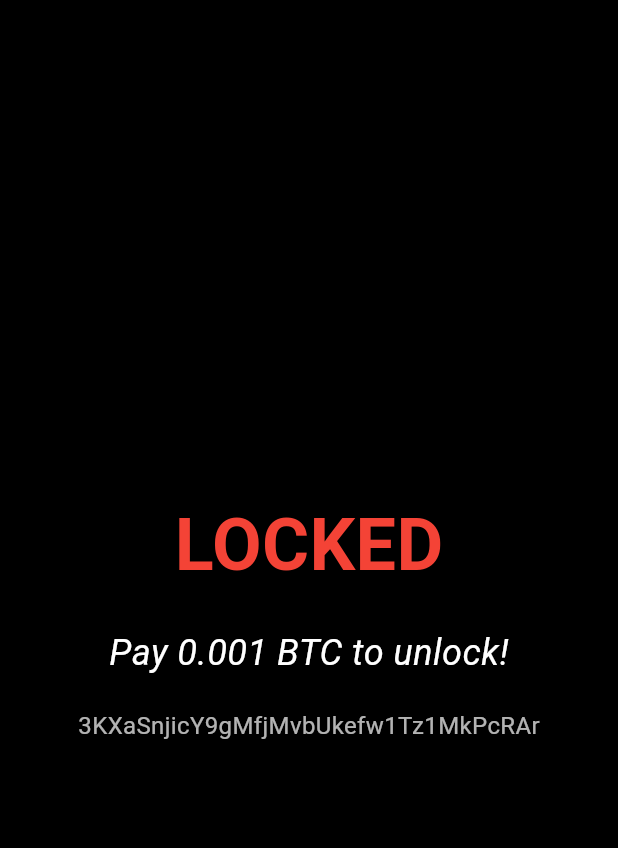
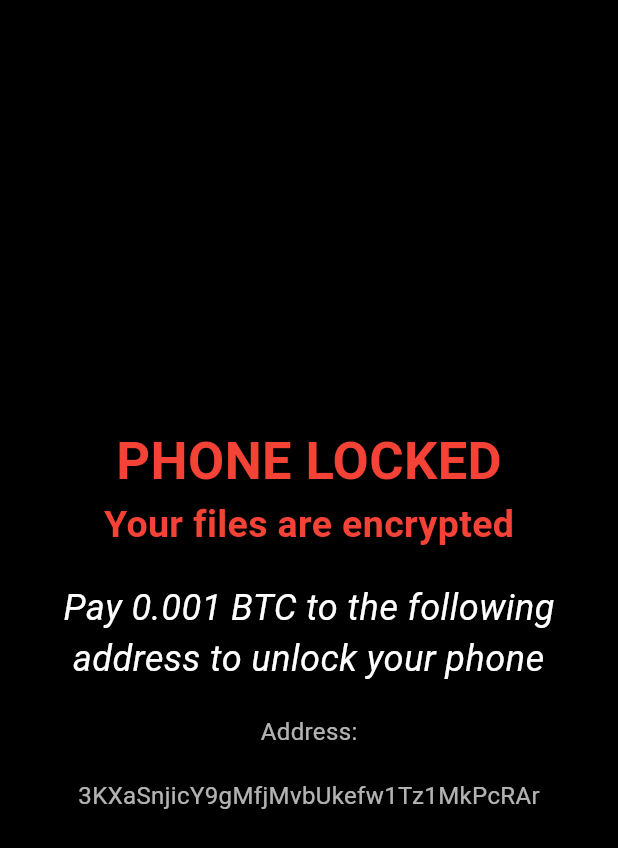
Before and after one commit to Michel0301/studyApp, a Flutter app: the LockedScreen screen opened directly, on a phone screen of 412 x 824 dp. Shown: the top 848 px of the screen. Run offline on Flutter 3.47's test engine with Material 3 defaults, Android fonts, the light colour scheme and no system bars; our stand-ins replace audioplayers, flutter_local_notifications.

Commit message:
removed buttom UI from screen at bitcoin lock screen, updated text

```diff
--- a/lib/alarm_page.dart
+++ b/lib/alarm_page.dart
@@ -1,8 +1,8 @@
 import 'dart:math';
 import 'package:flutter/material.dart';
 import 'package:audioplayers/audioplayers.dart';
+import 'package:flutter/services.dart';
 
-/// Tracks how many times the alarm has triggered.
 int _alarmTriggerCount = 0;
 bool get _isLocked => _alarmTriggerCount >= 3;
 
@@ -35,11 +35,10 @@ class _AlarmPageState extends State<AlarmPage> {
   @override
   void initState() {
     super.initState();
-    // If we are not locked yet, increment the alarm count.
+    // If not locked yet, increment alarm count.
     if (!_isLocked) {
       _alarmTriggered();
     }
-    // Pick a random funny message.
     motivationalMessage = messages[Random().nextInt(messages.length)];
     playAlarm();
   }
@@ -56,11 +55,9 @@ class _AlarmPageState extends State<AlarmPage> {
 
   @override
   Widget build(BuildContext context) {
-    // If locked, show the locked overlay.
     if (_isLocked) {
       return const LockedScreen();
     }
-    // Otherwise, show normal alarm screen.
     return Scaffold(
       backgroundColor: Colors.redAccent,
       body: Center(
@@ -112,11 +109,31 @@ class _LockedScreenState extends State<LockedScreen> {
   int tapCount = 0;
   DateTime? firstTapTime;
 
+  @override
+  void initState() {
+    super.initState();
+    // Hide system UI to simulate a "lock".
+    SystemChrome.setEnabledSystemUIMode(SystemUiMode.immersiveSticky);
+  }
+
+  @override
+  void dispose() {
+    // Restore system UI when leaving.
+    SystemChrome.setEnabledSystemUIMode(SystemUiMode.edgeToEdge);
+    super.dispose();
+  }
+
+  /// Disable the back button using WillPopScope.
+  Future<bool> _onWillPop() async {
+    // Return false to prevent normal navigation.
+    return false;
+  }
+
   void _handleTap() {
     final now = DateTime.now();
+    // If more than 2 seconds pass between taps, reset the counter.
     if (firstTapTime == null ||
         now.difference(firstTapTime!) > const Duration(seconds: 2)) {
-      // Reset if more than 2 seconds pass between taps.
       firstTapTime = now;
       tapCount = 1;
     } else {
@@ -131,8 +148,9 @@ class _LockedScreenState extends State<LockedScreen> {
 
   @override
   Widget build(BuildContext context) {
-    return Scaffold(
-      // Cover entire screen, preventing normal exit.
+    return WillPopScope(
+      onWillPop: _onWillPop,
+      child: Scaffold(
         backgroundColor: Colors.black,
         body: GestureDetector(
           onTap: _handleTap,
@@ -142,20 +160,36 @@ class _LockedScreenState extends State<LockedScreen> {
               mainAxisAlignment: MainAxisAlignment.center,
               children: const [
                 Text(
-                'LOCKED',
+                  'PHONE LOCKED',
                   style: TextStyle(
-                  fontSize: 48,
+                    fontSize: 35,
+                    fontWeight: FontWeight.bold,
+                    color: Colors.red,
+                  ),
+                ),
+                Text(
+                  'Your files are encrypted',
+                  style: TextStyle(
+                    fontSize: 25,
                     fontWeight: FontWeight.bold,
                     color: Colors.red,
                   ),
                 ),
                 SizedBox(height: 20),
                 Text(
-                'Pay 0.001 BTC to unlock!',
+                  'Pay 0.001 BTC to the following\n address to unlock your phone',
                   style: TextStyle(
                     fontSize: 24,
                     fontStyle: FontStyle.italic,
                     color: Colors.white,
+                  ),
+                ),
+                SizedBox(height: 20),
+                Text(
+                  'Address:',
+                  style: TextStyle(
+                    fontSize: 16,
+                    color: Colors.white70,
                   ),
                 ),
                 SizedBox(height: 20),
@@ -170,6 +204,7 @@ class _LockedScreenState extends State<LockedScreen> {
             ),
           ),
         ),
+      ),
     );
   }
 }
```
Lines whose indentation alone changed are shown as unchanged.
